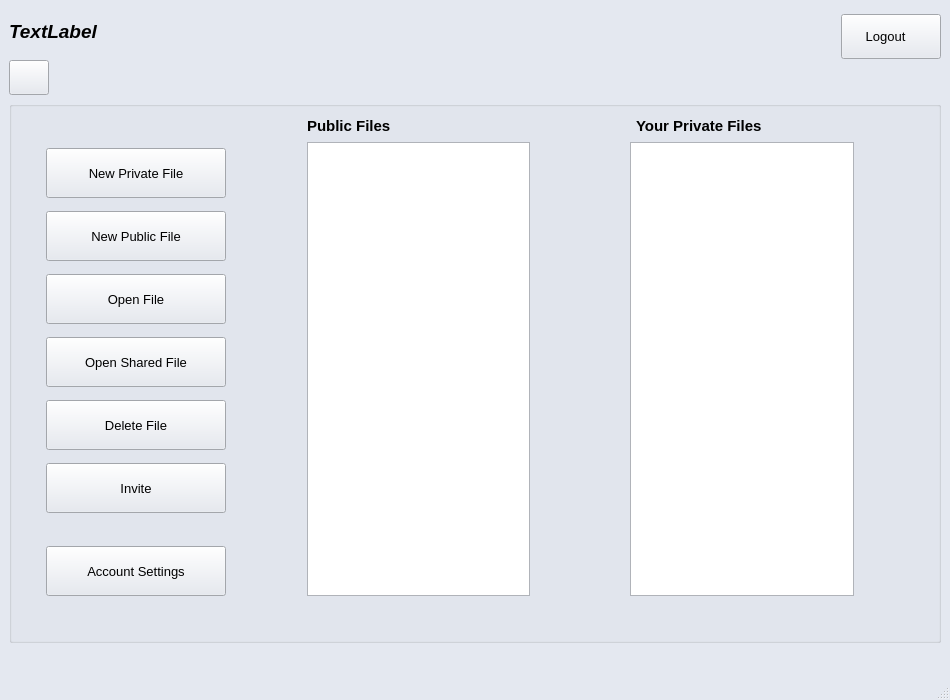
This is concurrentTextEditor/loggedinmainwindow.ui in scottiexdev/concurrentTextEditor as Qt 5 draws it before an edit. The edited form follows.
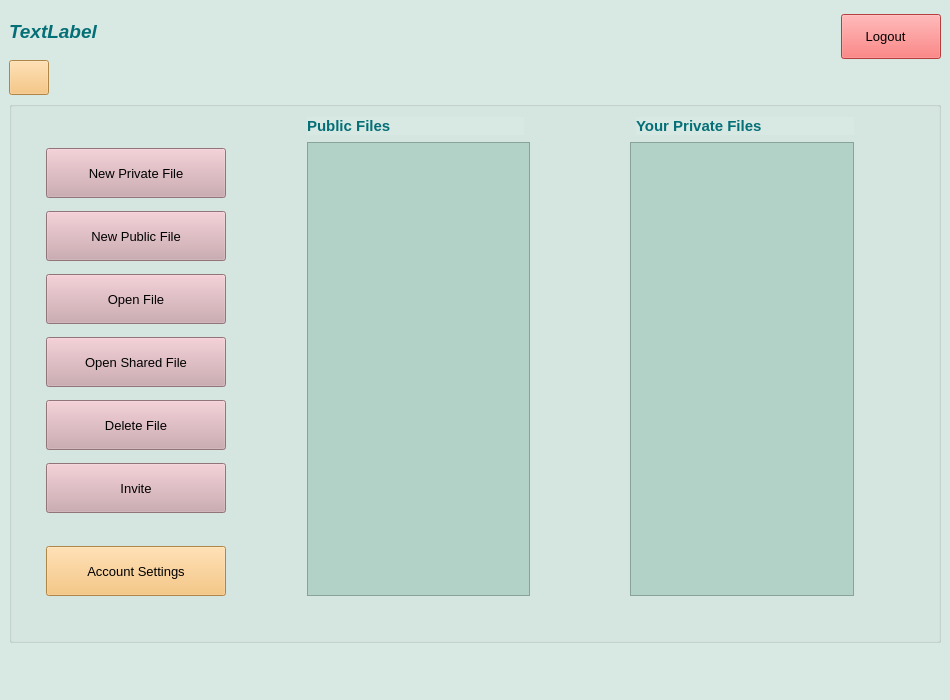
This is the edited form. Icons and pictures are not drawn.

```diff
--- a/concurrentTextEditor/loggedinmainwindow.ui
+++ b/concurrentTextEditor/loggedinmainwindow.ui
@@ -37,9 +37,9 @@
      <colorrole role="Button">
       <brush brushstyle="SolidPattern">
        <color alpha="255">
-        <red>228</red>
+        <red>216</red>
         <green>232</green>
-        <blue>240</blue>
+        <blue>227</blue>
        </color>
       </brush>
      </colorrole>
@@ -109,18 +109,18 @@
      <colorrole role="Base">
       <brush brushstyle="SolidPattern">
        <color alpha="255">
-        <red>255</red>
-        <green>255</green>
-        <blue>255</blue>
+        <red>216</red>
+        <green>232</green>
+        <blue>227</blue>
        </color>
       </brush>
      </colorrole>
      <colorrole role="Window">
       <brush brushstyle="SolidPattern">
        <color alpha="255">
-        <red>228</red>
+        <red>216</red>
         <green>232</green>
-        <blue>240</blue>
+        <blue>227</blue>
        </color>
       </brush>
      </colorrole>
@@ -183,9 +183,9 @@
      <colorrole role="Button">
       <brush brushstyle="SolidPattern">
        <color alpha="255">
-        <red>228</red>
+        <red>216</red>
         <green>232</green>
-        <blue>240</blue>
+        <blue>227</blue>
        </color>
       </brush>
      </colorrole>
@@ -255,18 +255,18 @@
      <colorrole role="Base">
       <brush brushstyle="SolidPattern">
        <color alpha="255">
-        <red>255</red>
-        <green>255</green>
-        <blue>255</blue>
+        <red>216</red>
+        <green>232</green>
+        <blue>227</blue>
        </color>
       </brush>
      </colorrole>
      <colorrole role="Window">
       <brush brushstyle="SolidPattern">
        <color alpha="255">
-        <red>228</red>
+        <red>216</red>
         <green>232</green>
-        <blue>240</blue>
+        <blue>227</blue>
        </color>
       </brush>
      </colorrole>
@@ -329,9 +329,9 @@
      <colorrole role="Button">
       <brush brushstyle="SolidPattern">
        <color alpha="255">
-        <red>228</red>
+        <red>216</red>
         <green>232</green>
-        <blue>240</blue>
+        <blue>227</blue>
        </color>
       </brush>
      </colorrole>
@@ -401,18 +401,18 @@
      <colorrole role="Base">
       <brush brushstyle="SolidPattern">
        <color alpha="255">
-        <red>228</red>
+        <red>216</red>
         <green>232</green>
-        <blue>240</blue>
+        <blue>227</blue>
        </color>
       </brush>
      </colorrole>
      <colorrole role="Window">
       <brush brushstyle="SolidPattern">
        <color alpha="255">
-        <red>228</red>
+        <red>216</red>
         <green>232</green>
-        <blue>240</blue>
+        <blue>227</blue>
        </color>
       </brush>
      </colorrole>
@@ -467,6 +467,9 @@
   <property name="windowTitle">
    <string>ConcurrentTextEditor</string>
   </property>
+  <property name="styleSheet">
+   <string notr="true">background-color: rgb(216, 232, 227);</string>
+  </property>
   <widget class="QWidget" name="centralwidget">
    <property name="sizePolicy">
     <sizepolicy hsizetype="Expanding" vsizetype="Expanding">
@@ -496,6 +499,9 @@
           <bold>true</bold>
          </font>
         </property>
+        <property name="styleSheet">
+         <string notr="true">color: rgb(4, 111, 119);</string>
+        </property>
         <property name="text">
          <string>TextLabel</string>
         </property>
@@ -526,6 +532,9 @@
         <property name="layoutDirection">
          <enum>Qt::RightToLeft</enum>
         </property>
+        <property name="styleSheet">
+         <string notr="true">background-color: rgb(255, 85, 85);</string>
+        </property>
         <property name="text">
          <string>Logout   </string>
         </property>
@@ -596,6 +605,9 @@
            <property name="cursor">
             <cursorShape>PointingHandCursor</cursorShape>
            </property>
+           <property name="styleSheet">
+            <string notr="true">background-color: rgb(203, 164, 171);</string>
+           </property>
            <property name="text">
             <string>New Private File</string>
            </property>
@@ -623,6 +635,9 @@
            <property name="cursor">
             <cursorShape>PointingHandCursor</cursorShape>
            </property>
+           <property name="styleSheet">
+            <string notr="true">background-color: rgb(203, 164, 171);</string>
+           </property>
            <property name="text">
             <string>New Public File</string>
            </property>
@@ -650,6 +665,9 @@
            <property name="cursor">
             <cursorShape>PointingHandCursor</cursorShape>
            </property>
+           <property name="styleSheet">
+            <string notr="true">background-color: rgb(203, 164, 171);</string>
+           </property>
            <property name="text">
             <string>Open File</string>
            </property>
@@ -683,6 +701,9 @@
            <property name="cursor">
             <cursorShape>PointingHandCursor</cursorShape>
            </property>
+           <property name="styleSheet">
+            <string notr="true">background-color: rgb(203, 164, 171);</string>
+           </property>
            <property name="text">
             <string>Open Shared File</string>
            </property>
@@ -713,6 +734,9 @@
            <property name="cursor">
             <cursorShape>PointingHandCursor</cursorShape>
            </property>
+           <property name="styleSheet">
+            <string notr="true">background-color: rgb(203, 164, 171);</string>
+           </property>
            <property name="text">
             <string>Delete File</string>
            </property>
@@ -740,6 +764,9 @@
            <property name="cursor">
             <cursorShape>PointingHandCursor</cursorShape>
            </property>
+           <property name="styleSheet">
+            <string notr="true">background-color: rgb(203, 164, 171);</string>
+           </property>
            <property name="text">
             <string>Invite</string>
            </property>
@@ -780,6 +807,9 @@
            <property name="cursor">
             <cursorShape>PointingHandCursor</cursorShape>
            </property>
+           <property name="styleSheet">
+            <string notr="true">background-color: rgb(246, 186, 101);</string>
+           </property>
            <property name="text">
             <string>Account Settings</string>
            </property>
@@ -826,6 +856,9 @@
              <bold>true</bold>
             </font>
            </property>
+           <property name="styleSheet">
+            <string notr="true">color: rgb(4, 111, 119);</string>
+           </property>
            <property name="text">
             <string>Your Private Files</string>
            </property>
@@ -850,6 +883,9 @@
              <pointsize>10</pointsize>
             </font>
            </property>
+           <property name="styleSheet">
+            <string notr="true">background-color: rgb(178, 210, 200);</string>
+           </property>
            <attribute name="horizontalHeaderCascadingSectionResizes">
             <bool>true</bool>
            </attribute>
@@ -873,6 +909,9 @@
              <bold>true</bold>
             </font>
            </property>
+           <property name="styleSheet">
+            <string notr="true">color: rgb(4, 111, 119);</string>
+           </property>
            <property name="text">
             <string>Public Files</string>
            </property>
@@ -919,6 +958,9 @@
            <property name="autoFillBackground">
             <bool>true</bool>
            </property>
+           <property name="styleSheet">
+            <string notr="true">background-color: rgb(178, 210, 200);</string>
+           </property>
            <property name="frameShape">
             <enum>QFrame::StyledPanel</enum>
            </property>
@@ -976,9 +1018,9 @@
          <colorrole role="Button">
           <brush brushstyle="SolidPattern">
            <color alpha="255">
-            <red>228</red>
-            <green>232</green>
-            <blue>240</blue>
+            <red>246</red>
+            <green>186</green>
+            <blue>101</blue>
            </color>
           </brush>
          </colorrole>
@@ -1048,18 +1090,18 @@
          <colorrole role="Base">
           <brush brushstyle="SolidPattern">
            <color alpha="255">
-            <red>255</red>
-            <green>255</green>
-            <blue>255</blue>
+            <red>246</red>
+            <green>186</green>
+            <blue>101</blue>
            </color>
           </brush>
          </colorrole>
          <colorrole role="Window">
           <brush brushstyle="SolidPattern">
            <color alpha="255">
-            <red>228</red>
-            <green>232</green>
-            <blue>240</blue>
+            <red>246</red>
+            <green>186</green>
+            <blue>101</blue>
            </color>
           </brush>
          </colorrole>
@@ -1122,9 +1164,9 @@
          <colorrole role="Button">
           <brush brushstyle="SolidPattern">
            <color alpha="255">
-            <red>228</red>
-            <green>232</green>
-            <blue>240</blue>
+            <red>246</red>
+            <green>186</green>
+            <blue>101</blue>
            </color>
           </brush>
          </colorrole>
@@ -1194,18 +1236,18 @@
          <colorrole role="Base">
           <brush brushstyle="SolidPattern">
            <color alpha="255">
-            <red>255</red>
-            <green>255</green>
-            <blue>255</blue>
+            <red>246</red>
+            <green>186</green>
+            <blue>101</blue>
            </color>
           </brush>
          </colorrole>
          <colorrole role="Window">
           <brush brushstyle="SolidPattern">
            <color alpha="255">
-            <red>228</red>
-            <green>232</green>
-            <blue>240</blue>
+            <red>246</red>
+            <green>186</green>
+            <blue>101</blue>
            </color>
           </brush>
          </colorrole>
@@ -1268,9 +1310,9 @@
          <colorrole role="Button">
           <brush brushstyle="SolidPattern">
            <color alpha="255">
-            <red>228</red>
-            <green>232</green>
-            <blue>240</blue>
+            <red>246</red>
+            <green>186</green>
+            <blue>101</blue>
            </color>
           </brush>
          </colorrole>
@@ -1340,18 +1382,18 @@
          <colorrole role="Base">
           <brush brushstyle="SolidPattern">
            <color alpha="255">
-            <red>228</red>
-            <green>232</green>
-            <blue>240</blue>
+            <red>246</red>
+            <green>186</green>
+            <blue>101</blue>
            </color>
           </brush>
          </colorrole>
          <colorrole role="Window">
           <brush brushstyle="SolidPattern">
            <color alpha="255">
-            <red>228</red>
-            <green>232</green>
-            <blue>240</blue>
+            <red>246</red>
+            <green>186</green>
+            <blue>101</blue>
            </color>
           </brush>
          </colorrole>
@@ -1414,6 +1456,9 @@
       <property name="layoutDirection">
        <enum>Qt::LeftToRight</enum>
       </property>
+      <property name="styleSheet">
+       <string notr="true">background-color: rgb(246, 186, 101);</string>
+      </property>
       <property name="text">
        <string/>
       </property>
```
Left out of the diff: 2 changed lines with no effect on the pictures.
